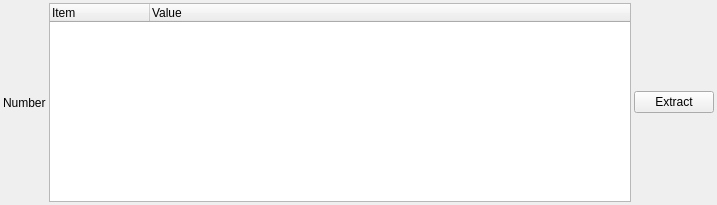
danielhrisca/asammdf, file src/asammdf/gui/ui/attachment.ui: the form before one commit.
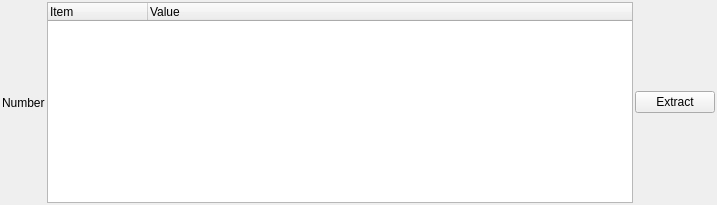
The form after the commit. Icons and pictures are not drawn.

The edit to the form file:
```diff
--- a/src/asammdf/gui/ui/attachment.ui
+++ b/src/asammdf/gui/ui/attachment.ui
@@ -15,19 +15,19 @@
   </property>
   <layout class="QHBoxLayout" name="horizontalLayout" stretch="0,1,0">
    <property name="spacing">
-  <number>3</number>
+  <number>2</number>
 </property>
    <property name="leftMargin">
-  <number>3</number>
+  <number>2</number>
 </property>
    <property name="topMargin">
-  <number>3</number>
+  <number>2</number>
 </property>
    <property name="rightMargin">
-  <number>3</number>
+  <number>2</number>
 </property>
    <property name="bottomMargin">
-  <number>3</number>
+  <number>2</number>
 </property>
    <item>
     <widget class="QLabel" name="number">
```
